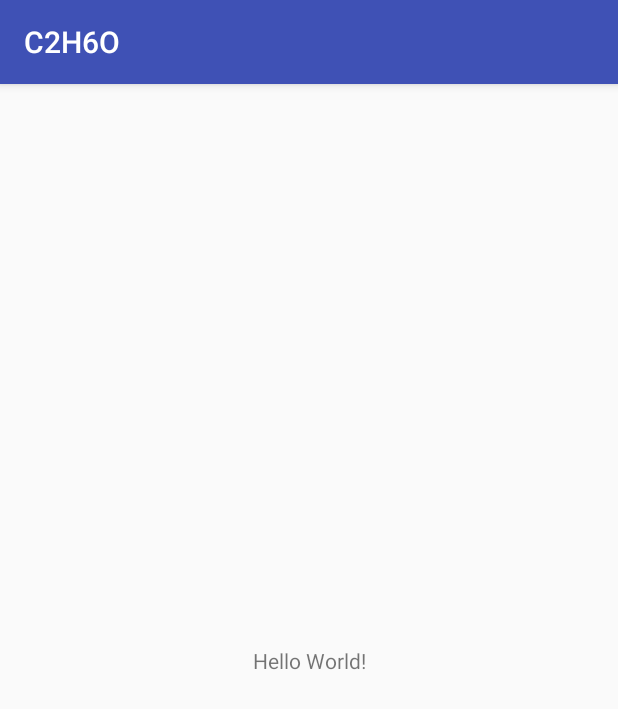
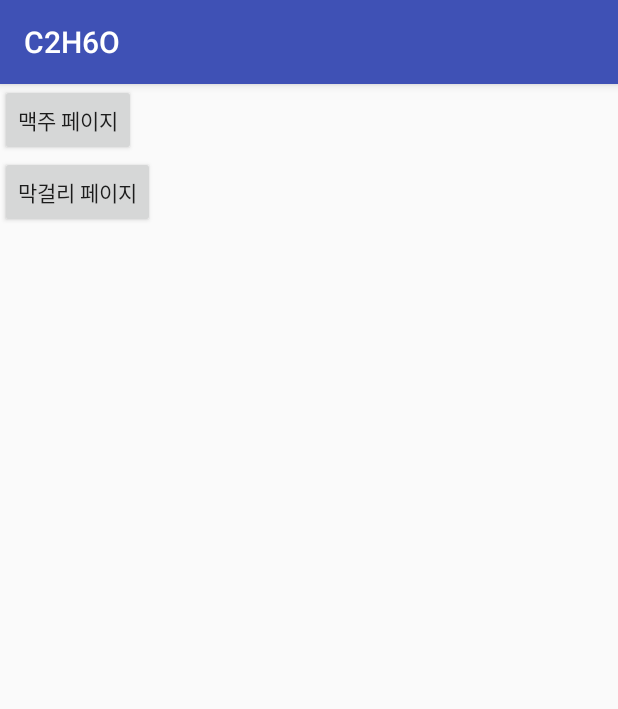
Before and after one commit to JNU-Include/C2H6O, an Android app: the screen it shows after launch (MainActivity), on a phone screen of 412 x 824 dp. Shown: the top 709 px of the screen. Run offline under Robolectric (Android 15) with nearby library versions, the phone set to English and light mode, and no system bars.

Commit message:
create and setting beerMain, makgeolliMain

```diff
--- a/C2H6O/app/src/main/AndroidManifest.xml
+++ b/C2H6O/app/src/main/AndroidManifest.xml
@@ -16,6 +16,8 @@
                 <category android:name="android.intent.category.LAUNCHER" />
             </intent-filter>
         </activity>
+        <activity android:name=".Beer_mainActivity"></activity>
+        <activity android:name=".Makgeolli_mainActivity"></activity>
     </application>
 
 </manifest>
--- a/C2H6O/app/src/main/res/layout/activity_main.xml
+++ b/C2H6O/app/src/main/res/layout/activity_main.xml
@@ -1,18 +1,26 @@
 <?xml version="1.0" encoding="utf-8"?>
-<android.support.constraint.ConstraintLayout xmlns:android="http://schemas.android.com/apk/res/android"
+<LinearLayout xmlns:android="http://schemas.android.com/apk/res/android"
     xmlns:app="http://schemas.android.com/apk/res-auto"
     xmlns:tools="http://schemas.android.com/tools"
     android:layout_width="match_parent"
     android:layout_height="match_parent"
+    android:orientation="vertical"
     tools:context="com.example.team1288.c2h6o.MainActivity">
 
-    <TextView
+    <Button
+        android:id="@+id/btn_goBeer"
         android:layout_width="wrap_content"
         android:layout_height="wrap_content"
-        android:text="Hello World!"
-        app:layout_constraintBottom_toBottomOf="parent"
-        app:layout_constraintLeft_toLeftOf="parent"
-        app:layout_constraintRight_toRightOf="parent"
-        app:layout_constraintTop_toTopOf="parent" />
+        android:text="맥주 페이지"
+        tools:layout_editor_absoluteY="156dp"
+        tools:layout_editor_absoluteX="80dp" />
 
-</android.support.constraint.ConstraintLayout>
+    <Button
+        android:id="@+id/btn_goMakgeoll"
+        android:layout_width="wrap_content"
+        android:layout_height="wrap_content"
+        android:text="막걸리 페이지"
+        tools:layout_editor_absoluteY="156dp"
+        tools:layout_editor_absoluteX="210dp" />
+
+</LinearLayout>
--- /dev/null
+++ b/C2H6O/app/src/main/res/layout/beer_main.xml
@@ -0,0 +1,6 @@
+<?xml version="1.0" encoding="utf-8"?>
+<LinearLayout xmlns:android="http://schemas.android.com/apk/res/android"
+    android:orientation="vertical" android:layout_width="match_parent"
+    android:layout_height="match_parent">
+
+</LinearLayout>
--- /dev/null
+++ b/C2H6O/app/src/main/res/layout/makgeolli_main.xml
@@ -0,0 +1,6 @@
+<?xml version="1.0" encoding="utf-8"?>
+<LinearLayout xmlns:android="http://schemas.android.com/apk/res/android"
+    android:orientation="vertical" android:layout_width="match_parent"
+    android:layout_height="match_parent">
+
+</LinearLayout>
```
Also changed, not shown: C2H6O/app/src/main/java/com/example/team1288/c2h6o/Beer_mainActivity.java (added, +18 -0 lines), C2H6O/app/src/main/java/com/example/team1288/c2h6o/Makgeolli_mainActivity.java (added, +18 -0 lines).
